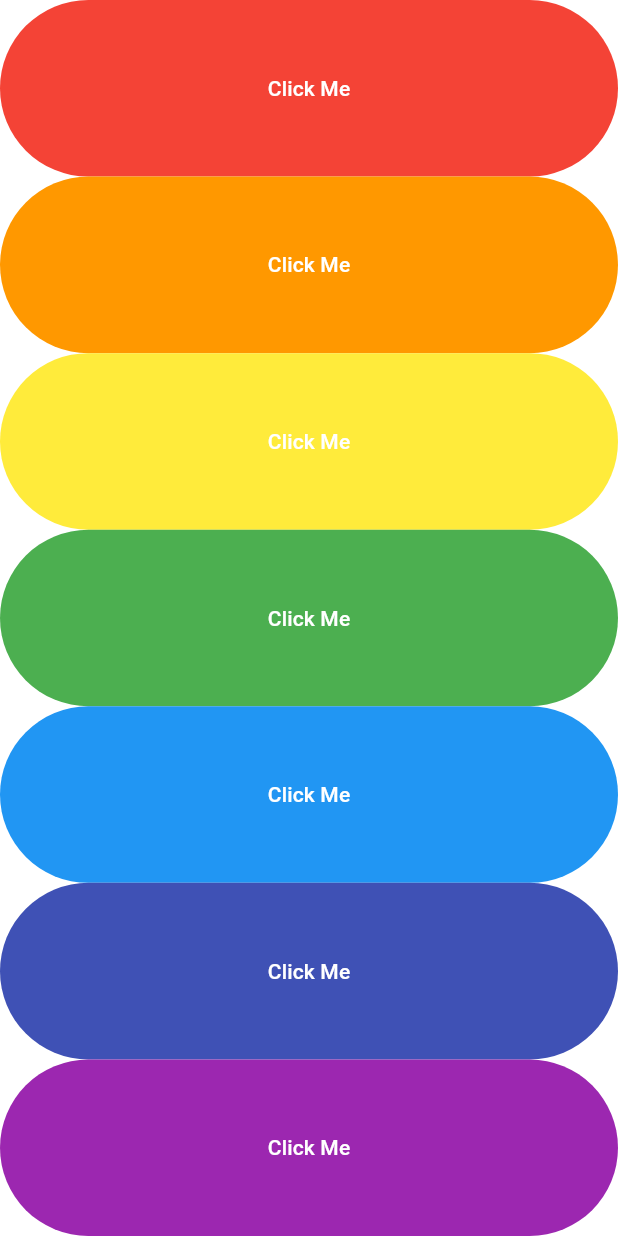
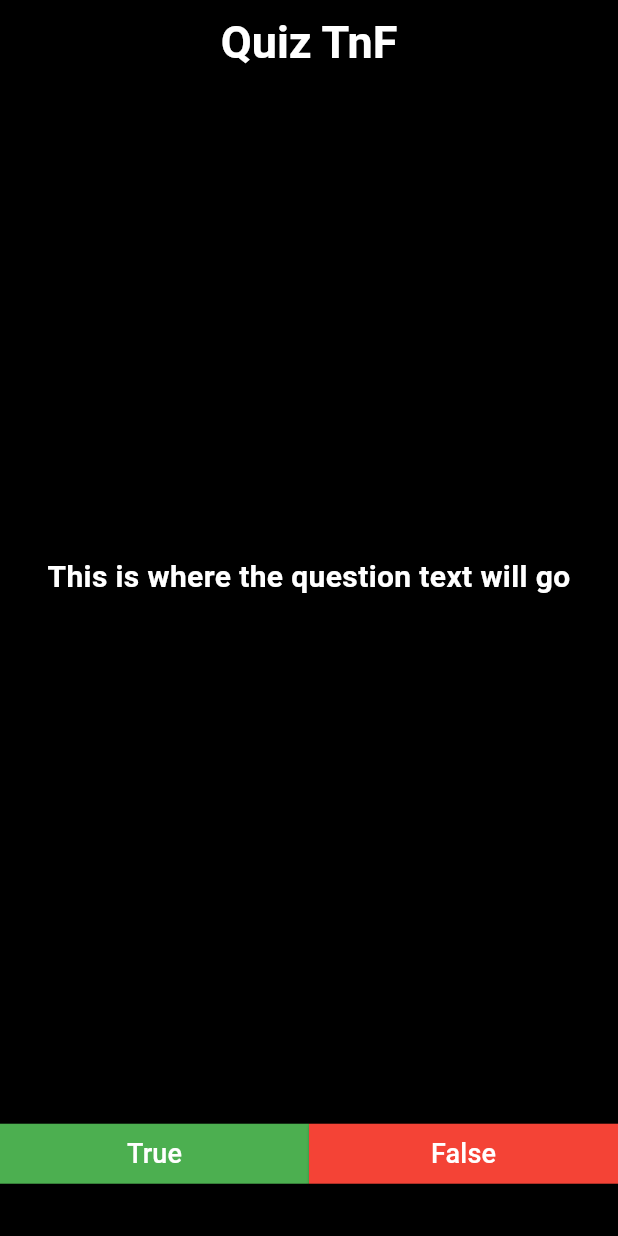
Before and after one commit to Tekfred/Flutter-Mastery, a Flutter app: the screen it shows after launch, on a phone screen of 412 x 824 dp. Run offline on Flutter 3.47's test engine with Material 3 defaults, Android fonts, the phone set to English and light mode, and no system bars.

Commit message:
apple and andriod opening img format update and QNA section in main page

```diff
--- a/lib/main.dart
+++ b/lib/main.dart
@@ -1,5 +1,4 @@
 import 'package:flutter/material.dart';
-import 'package:audioplayers/audioplayers.dart';
 
 void main() {
   runApp(const MyApp());
@@ -10,67 +9,100 @@ class MyApp extends StatelessWidget {
 
   @override
   Widget build(BuildContext context) {
-    return const MaterialApp(home: XylophoneApp());
+    return const MaterialApp(
+      debugShowCheckedModeBanner: false,
+      home: QiuzTnF(),
+    );
   }
 }
 
-class XylophoneApp extends StatefulWidget {
-  const XylophoneApp({super.key});
+class QiuzTnF extends StatefulWidget {
+  const QiuzTnF({super.key});
 
   @override
-  State<XylophoneApp> createState() => _XylophoneAppState();
+  State<QiuzTnF> createState() => _XylophoneAppState();
 }
 
-class _XylophoneAppState extends State<XylophoneApp> {
-  // 1. VARIABLE
-  final player = AudioPlayer();
-
-  // 2. FUNCTION ✅ correct syntax now
-  void soundPlay(int soundNumber) {
-    player.play(AssetSource('Sounds/note$soundNumber.wav'));
-  }
-
-  Expanded buildKey({required Color color, required int soundNumber}) {
-    return Expanded(
-      child: TextButton(
-        style: TextButton.styleFrom(
-          backgroundColor: color,
-          foregroundColor: Colors.white,
-        ),
-        onPressed: () => soundPlay(soundNumber),
-        child: const Text('Click Me'),
-      ),
-    );
-  }
-
-  // 3. DISPOSE
-  @override
-  void dispose() {
-    player.dispose();
-    super.dispose();
-  }
-
-  // 4. BUILD
+class _XylophoneAppState extends State<QiuzTnF> {
   @override
   Widget build(BuildContext context) {
-    return Center(
-      child: SafeArea(
-        child: Column(
-          crossAxisAlignment: CrossAxisAlignment.stretch,
+    return SafeArea(
+      child: Scaffold(
+        backgroundColor: Colors.black,
+
+        // ===== APP BAR =====
+        appBar: AppBar(
+          title: const Text('Quiz TnF'),
+          centerTitle: true,
+          titleTextStyle: const TextStyle(
+            color: Colors.white,
+            fontSize: 30,
+            fontWeight: FontWeight.bold,
+          ),
+          backgroundColor: Colors.black,
+        ),
+
+        // ===== BODY — everything goes here =====
+        body: Column(
           children: [
-            buildKey(color: Colors.red, soundNumber: 1),
+            // QUESTION TEXT — takes up most of the screen
+            Expanded(
+              flex: 6, // ← takes 5 parts of available space
+              child: Center(
+                child: const Text(
+                  'This is where the question text will go',
+                  textAlign: TextAlign.center,
+                  style: TextStyle(
+                    color: Colors.white,
+                    fontSize: 20,
+                    fontWeight: FontWeight.bold,
+                  ),
+                ),
+              ),
+            ),
 
-            buildKey(color: Colors.orange, soundNumber: 2),
+            // TRUE / FALSE BUTTONS — sits at the bottom
+            Expanded(
+              flex: 1,
+              child: Row(
+                children: [
+                  // TRUE BUTTON
+                  Expanded(
+                    child: ElevatedButton(
+                      onPressed: () {},
+                      style: ElevatedButton.styleFrom(
+                        backgroundColor: Colors.green,
+                        foregroundColor: Colors.white,
+                        shape: const RoundedRectangleBorder(
+                          borderRadius: BorderRadius.zero, // sharp corners
+                        ),
+                      ),
+                      child: const Text('True', style: TextStyle(fontSize: 18)),
+                    ),
+                  ),
 
-            buildKey(color: Colors.yellow, soundNumber: 3),
+                  // FALSE BUTTON
+                  Expanded(
+                    child: ElevatedButton(
+                      onPressed: () {
 
-            buildKey(color: Colors.green, soundNumber: 4),
-
-            buildKey(color: Colors.blue, soundNumber: 5),
-
-            buildKey(color: Colors.indigo, soundNumber: 6),
-
-            buildKey(color: Colors.purple, soundNumber: 7),
+                      },
+                      style: ElevatedButton.styleFrom(
+                        backgroundColor: Colors.red,
+                        foregroundColor: Colors.white,
+                        shape: const RoundedRectangleBorder(
+                          borderRadius: BorderRadius.zero, // sharp corners
+                        ),
+                      ),
+                      child: const Text(
+                        'False',
+                        style: TextStyle(fontSize: 18),
+                      ),
+                    ),
+                  ),
+                ],
+              ),
+            ),
           ],
         ),
       ),
```
Also changed, not shown: 55 other files.
